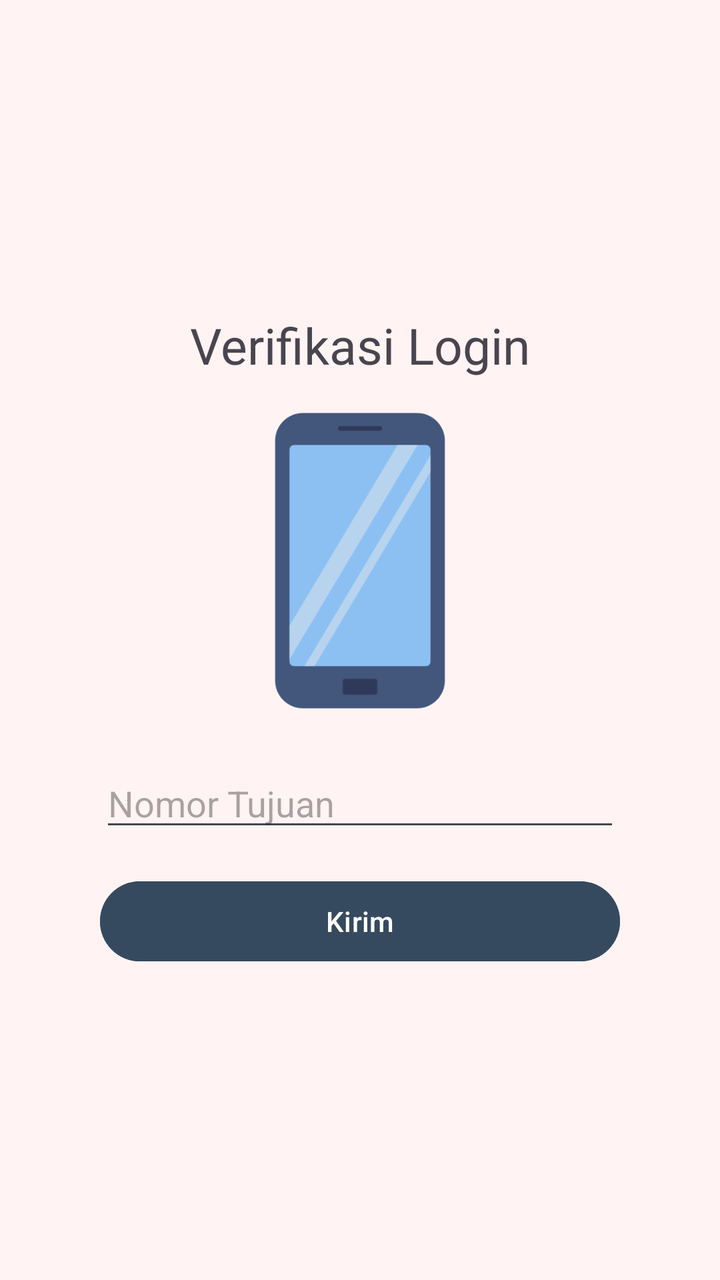
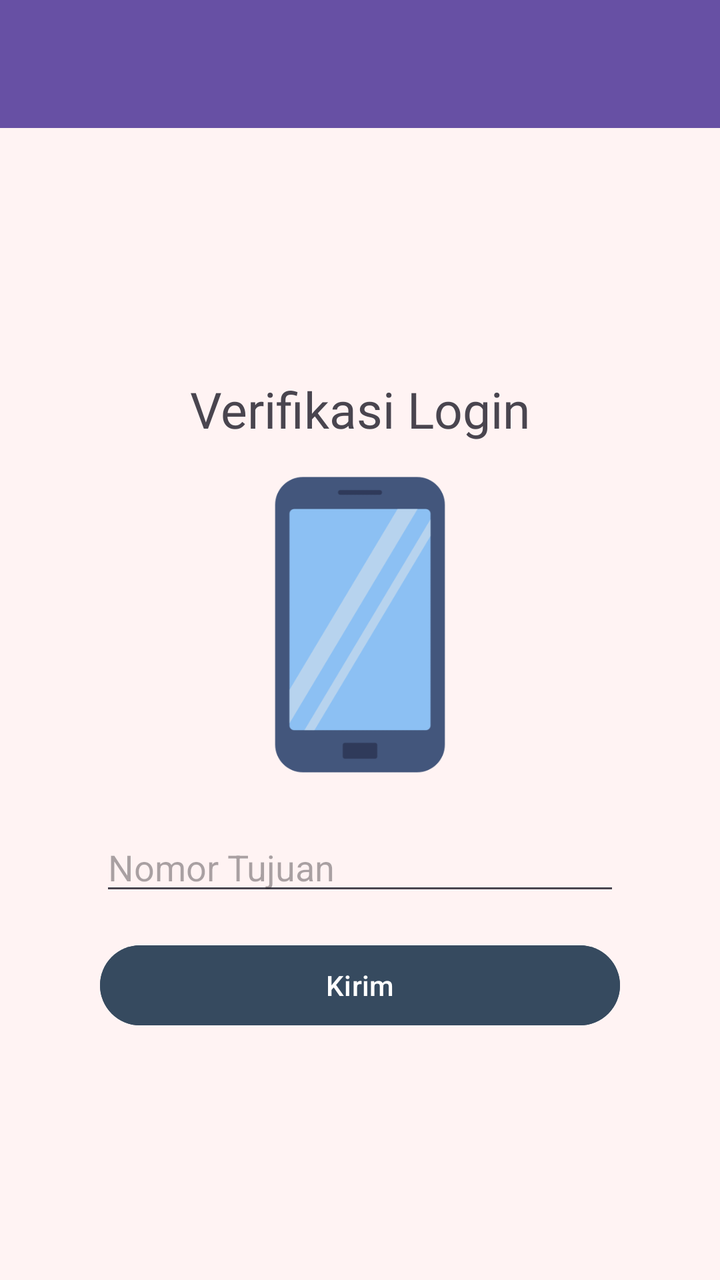

The first picture is an Android layout as it rendered before a commit; the second is the same layout after the commit. The layout source and the unified diff follow.
<!-- AndroidManifest.xml: application theme Theme.Uranus_Rangga -->
<!-- res/layout/activity_third.xml -->
<?xml version="1.0" encoding="utf-8"?>
<androidx.constraintlayout.widget.ConstraintLayout xmlns:android="http://schemas.android.com/apk/res/android"
    xmlns:app="http://schemas.android.com/apk/res-auto"
    xmlns:tools="http://schemas.android.com/tools"
    android:id="@+id/main"
    android:layout_width="match_parent"
    android:layout_height="match_parent"
    android:background="#FFF3F3"
    tools:context=".pertemuan_3.ThirdActivity">

    <TextView
        android:id="@+id/textVerif"
        android:layout_width="wrap_content"
        android:layout_height="wrap_content"
        android:fontFamily="@font/passionone_regular"
        android:text="@string/verif"
        android:textSize="25sp"
        app:layout_constraintBottom_toTopOf="@+id/imgMobile"
        app:layout_constraintEnd_toEndOf="parent"
        app:layout_constraintStart_toStartOf="parent"
        app:layout_constraintTop_toTopOf="parent"
        app:layout_constraintVertical_chainStyle="packed" />

    <ImageView
        android:id="@+id/imgMobile"
        android:layout_width="150dp"
        android:layout_height="150dp"
        android:layout_marginTop="16dp"
        android:contentDescription="Gambar Mobile"
        android:src="@drawable/mobile"
        app:layout_constraintBottom_toTopOf="@+id/inputNoTujuan"
        app:layout_constraintEnd_toEndOf="parent"
        app:layout_constraintStart_toStartOf="parent"
        app:layout_constraintTop_toBottomOf="@+id/textVerif" />

    <EditText
        android:id="@+id/inputNoTujuan"
        android:layout_width="match_parent"
        android:layout_height="wrap_content"
        android:layout_marginHorizontal="50dp"
        android:layout_marginTop="24dp"
        android:autofillHints="phone"
        android:ems="10"
        android:hint="Nomor Tujuan"
        android:inputType="phone"
        app:layout_constraintBottom_toTopOf="@+id/btnKirim"
        app:layout_constraintEnd_toEndOf="parent"
        app:layout_constraintStart_toStartOf="parent"
        app:layout_constraintTop_toBottomOf="@+id/imgMobile" />

    <Button
        android:id="@+id/btnKirim"
        android:layout_width="match_parent"
        android:layout_height="wrap_content"
        android:layout_marginHorizontal="50dp"
        android:layout_marginTop="16dp"
        android:backgroundTint="@color/abu_gelap"
        android:text="Kirim"
        android:textColor="@color/white"
        app:layout_constraintBottom_toBottomOf="parent"
        app:layout_constraintEnd_toEndOf="parent"
        app:layout_constraintStart_toStartOf="parent"
        app:layout_constraintTop_toBottomOf="@+id/inputNoTujuan" />

</androidx.constraintlayout.widget.ConstraintLayout>
<!-- resources referenced by this layout -->
<resources>
  <color name="abu_gelap">#364A5F</color>
  <color name="white">#FFFFFFFF</color>
  <!-- drawable mobile: png bitmap (drawable, 14175 bytes) -->
  <string name="verif">Verifikasi Login</string>
  <style name="Theme.Uranus_Rangga" parent="Base.Theme.Uranus_Rangga" />
  <style name="Base.Theme.Uranus_Rangga" parent="Theme.Material3.DayNight.NoActionBar">
          
          
      </style>
</resources>

<!-- the commit's change to res/layout/activity_third.xml (unified diff, before → after) -->
@@ -7,6 +7,17 @@
     android:layout_height="match_parent"
     android:background="#FFF3F3"
     tools:context=".pertemuan_3.ThirdActivity">
+
+    <androidx.appcompat.widget.Toolbar
+        android:id="@+id/toolbar"
+        android:layout_width="match_parent"
+        android:layout_height="?attr/actionBarSize"
+        android:background="?attr/colorPrimary"
+        app:titleTextColor="@android:color/white"
+        app:subtitleTextColor="@android:color/white"
+        app:layout_constraintTop_toTopOf="parent"
+        app:layout_constraintStart_toStartOf="parent"
+        app:layout_constraintEnd_toEndOf="parent" />
 
     <TextView
         android:id="@+id/textVerif"
@@ -18,7 +29,7 @@
         app:layout_constraintBottom_toTopOf="@+id/imgMobile"
         app:layout_constraintEnd_toEndOf="parent"
         app:layout_constraintStart_toStartOf="parent"
-        app:layout_constraintTop_toTopOf="parent"
+        app:layout_constraintTop_toBottomOf="@+id/toolbar"
         app:layout_constraintVertical_chainStyle="packed" />
 
     <ImageView
